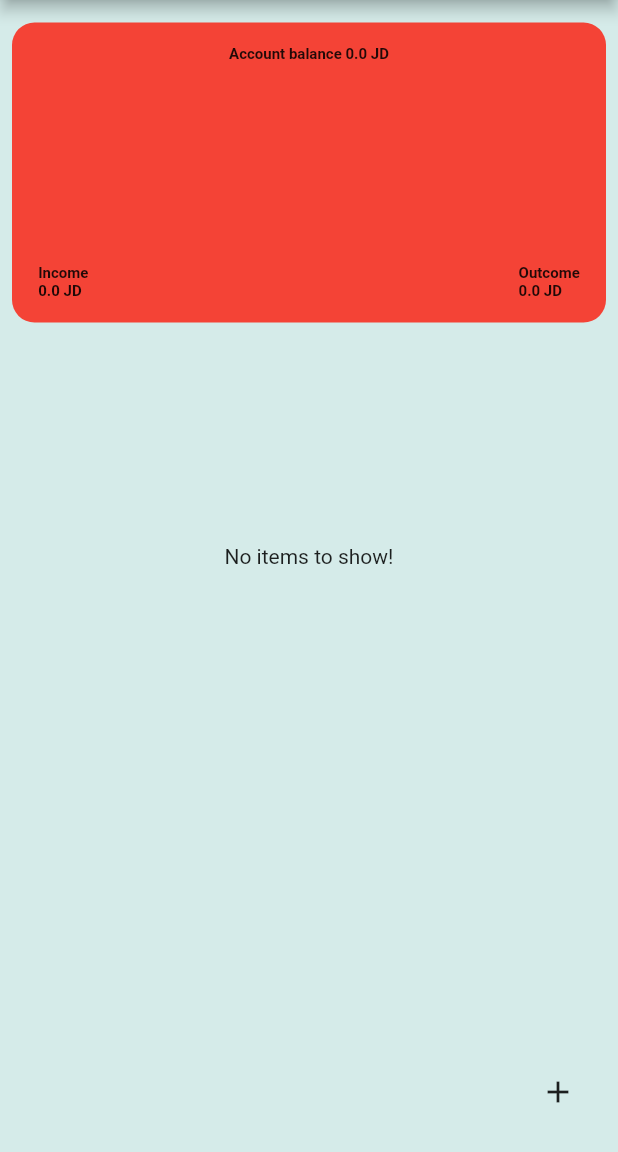
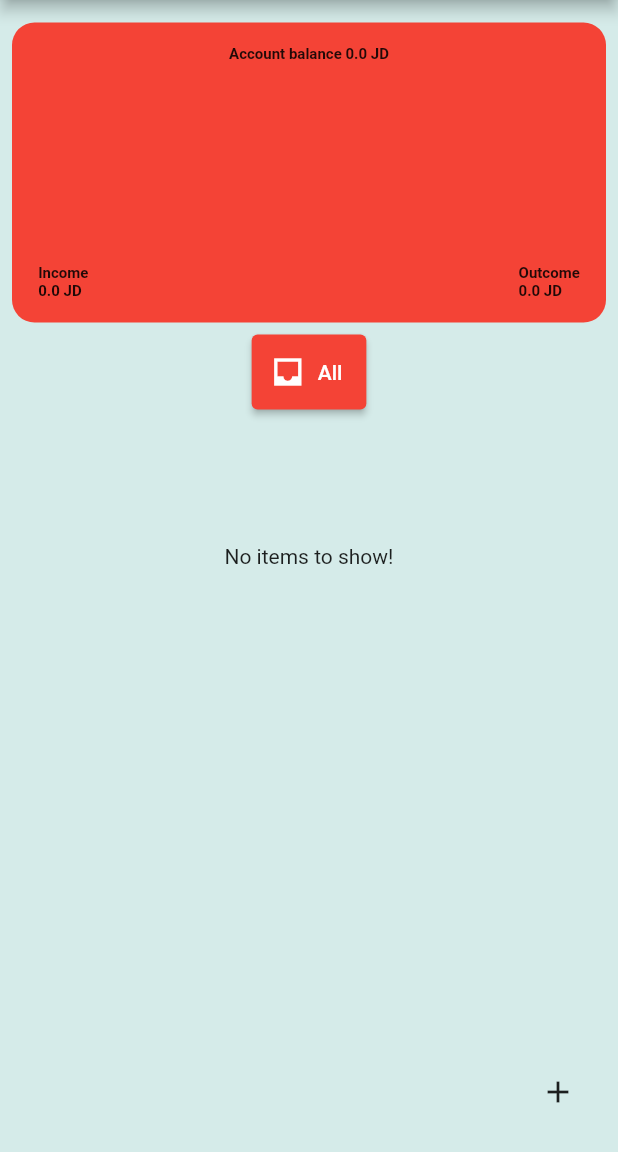
Before and after one commit to elianadaoud/new_wallet_app, a Flutter app: the ExpensesScreen screen opened directly, on a phone screen of 412 x 824 dp, the part 84-1236 px from its top. Run offline on Flutter 3.47's test engine with Material 2 defaults, Android fonts, the phone set to English and light mode, and no system bars; our stand-ins replace cloud_firestore, firebase_auth, firebase_core, fluttertoast, get_it, hive_flutter and 2 more; accounts and stored records are empty.

Commit message:
added all as static

```diff
--- a/lib/screens/expenses/expenses_screen.dart
+++ b/lib/screens/expenses/expenses_screen.dart
@@ -125,28 +125,68 @@ class _ExpensesScreenState extends State<ExpensesScreen> with WidgetsMixin {
                       pieMap:
                           getCategoryOccurrences(transactionsSnapshot.data!),
                     ),
-                    SizedBox(
-                      height: 50,
-                      child: StreamBuilder(
+                    StreamBuilder(
                         stream: _firebaseService.categories.snapshots(),
                         builder: (context,
                             AsyncSnapshot<QuerySnapshot>
                                 categoryStreamSnapshot) {
-                            if (categoryStreamSnapshot.hasData) {
-                              return ListView.builder(
-                                  itemCount:
-                                      categoryStreamSnapshot.data?.docs.length,
+                          return SingleChildScrollView(
+                            scrollDirection: Axis.horizontal,
+                            child: Row(
+                              mainAxisAlignment: MainAxisAlignment.start,
+                              children: <Widget>[
+                                SizedBox(
+                                  height: 50,
+                                  child: ElevatedButton.icon(
+                                      icon: Icon(
+                                        const IconData(59956,
+                                            fontFamily: 'MaterialIcons'),
+                                        color: (selectedCategory == "All"
+                                            ? Colors.white
+                                            : currentTheme),
+                                      ),
+                                      label: Text(
+                                        "All",
+                                        style: TextStyle(
+                                          color: (selectedCategory == "All"
+                                              ? Colors.white
+                                              : currentTheme),
+                                        ),
+                                      ),
+                                      style: ButtonStyle(
+                                        backgroundColor:
+                                            MaterialStateProperty.all(
+                                          selectedCategory == "All"
+                                              ? currentTheme
+                                              : Colors.white,
+                                        ),
+                                      ),
+                                      onPressed: () {
+                                        selectedCategory = "All";
+
+                                        bloc.fillFilterdList(selectedCategory);
+                                      }),
+                                ),
+                                if (categoryStreamSnapshot.hasData)
+                                  SizedBox(
+                                    height: 50,
+                                    child: ListView.builder(
+                                        itemCount: categoryStreamSnapshot
+                                            .data?.docs.length,
                                         shrinkWrap: true,
                                         scrollDirection: Axis.horizontal,
                                         itemBuilder: (context, index) {
-                                    final DocumentSnapshot documentSnapshot =
+                                          final DocumentSnapshot
+                                              documentSnapshot =
                                               categoryStreamSnapshot
                                                   .data!.docs[index];
 
                                           return ElevatedButton.icon(
                                               icon: Icon(
-                                          IconData(documentSnapshot['icon'],
-                                              fontFamily: 'MaterialIcons'),
+                                                IconData(
+                                                    documentSnapshot['icon'],
+                                                    fontFamily:
+                                                        'MaterialIcons'),
                                                 color: (selectedCategory ==
                                                         documentSnapshot['name']
                                                     ? Colors.white
@@ -156,7 +196,8 @@ class _ExpensesScreenState extends State<ExpensesScreen> with WidgetsMixin {
                                                 documentSnapshot['name'],
                                                 style: TextStyle(
                                                   color: (selectedCategory ==
-                                                    documentSnapshot['name']
+                                                          documentSnapshot[
+                                                              'name']
                                                       ? Colors.white
                                                       : currentTheme),
                                                 ),
@@ -165,7 +206,8 @@ class _ExpensesScreenState extends State<ExpensesScreen> with WidgetsMixin {
                                                 backgroundColor:
                                                     MaterialStateProperty.all(
                                                   selectedCategory ==
-                                                    documentSnapshot['name']
+                                                          documentSnapshot[
+                                                              'name']
                                                       ? currentTheme
                                                       : Colors.white,
                                                 ),
@@ -177,12 +219,12 @@ class _ExpensesScreenState extends State<ExpensesScreen> with WidgetsMixin {
                                                 bloc.fillFilterdList(
                                                     selectedCategory);
                                               });
-                                  });
-                            } else {
-                              return const CircularProgressIndicator();
-                            }
                                         }),
+                                  )
+                              ],
                             ),
+                          );
+                        }),
                     transactionsSnapshot.data!.isNotEmpty
                         ? Flexible(
                             child: ListView.builder(
--- a/lib/screens/expenses/widgets/bottom_sheet_widget.dart
+++ b/lib/screens/expenses/widgets/bottom_sheet_widget.dart
@@ -59,7 +59,6 @@ class _BottomSheetWidgetState extends State<BottomSheetWidget> {
   @override
   Widget build(BuildContext context) {
     List categoryNames = categoryData.map((data) => data['name']).toList();
-    categoryNames.remove('All');
 
     List<DropdownMenuItem> dropdownItems = categoryNames.map((category) {
       return DropdownMenuItem(
```
Lines whose indentation alone changed are shown as unchanged.
